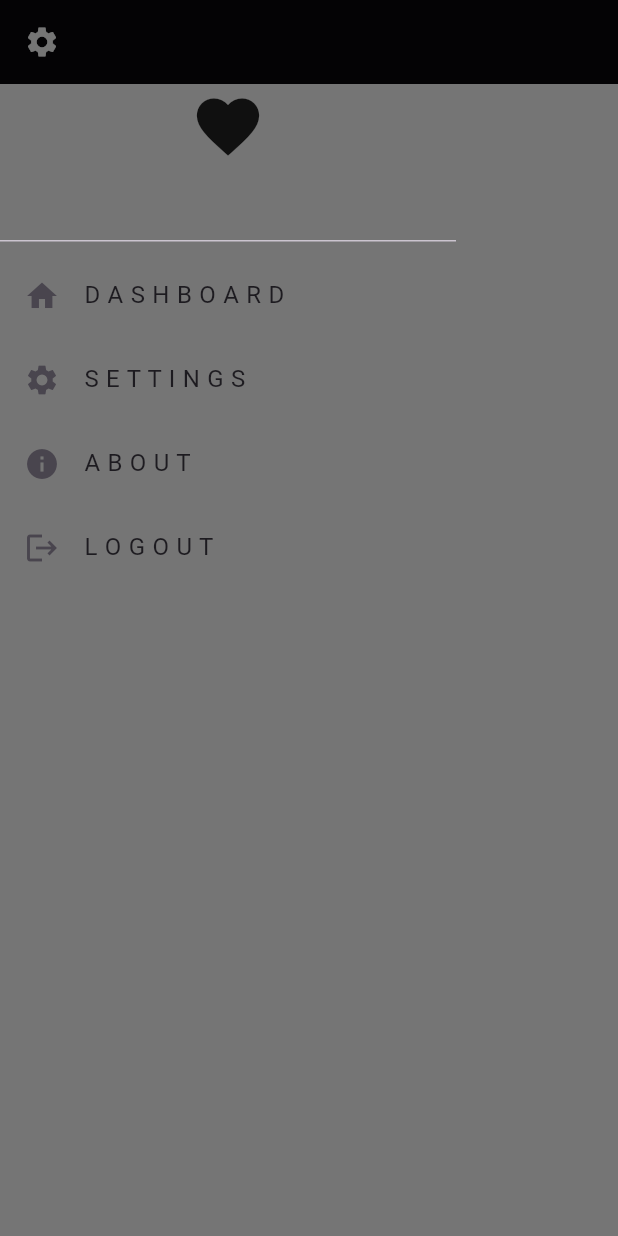
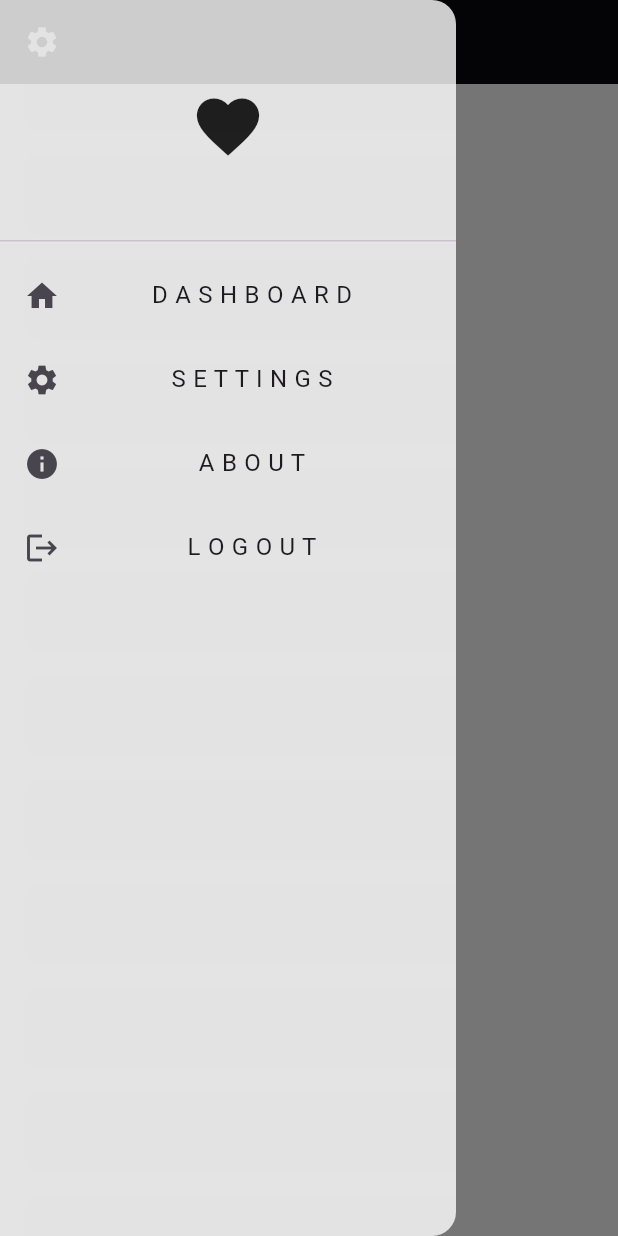
Before and after one commit to taherElzoghby27/responsive-adaptive-project, a Flutter app: the screen it shows after launch, scrolled down 576 dp, after a tap on the "settings" icon, on a phone screen of 412 x 824 dp. Run offline on Flutter 3.47's test engine with Material 3 defaults, Android fonts, the phone set to English and light mode, and no system bars.

Commit message:
refactor drawer items

```diff
--- a/lib/task1/widgets/custom_drawer.dart
+++ b/lib/task1/widgets/custom_drawer.dart
@@ -9,7 +9,7 @@ class CustomDrawer extends StatelessWidget {
   Widget build(BuildContext context) {
     return Drawer(
       elevation: 0,
-      backgroundColor: Colors.grey.withOpacity(0),
+      backgroundColor: Colors.white.withOpacity(.8),
       child: ListView(
         children: const [
           DrawerHeader(
--- a/lib/task1/widgets/custom_drawer_items.dart
+++ b/lib/task1/widgets/custom_drawer_items.dart
@@ -1,4 +1,6 @@
 import 'package:flutter/material.dart';
+
+import 'drawer_tile.dart';
 
 class CustomDrawerItems extends StatelessWidget {
   const CustomDrawerItems({super.key});
@@ -7,26 +9,22 @@ class CustomDrawerItems extends StatelessWidget {
   Widget build(BuildContext context) {
     return ListView(
       shrinkWrap: true,
-      children: [
-        ListTile(
-          leading: const Icon(Icons.home),
-          title: const Text('D A S H B O A R D'),
-          onTap: () {},
+      children: const [
+        DrawerTile(
+          icon: Icons.home,
+          title: 'D A S H B O A R D',
         ),
-        ListTile(
-          leading: const Icon(Icons.settings),
-          title: const Text('S E T T I N G S'),
-          onTap: () {},
+        DrawerTile(
+          icon: Icons.settings,
+          title: 'S E T T I N G S',
         ),
-        ListTile(
-          leading: const Icon(Icons.info),
-          title: const Text('A B O U T'),
-          onTap: () {},
+        DrawerTile(
+          icon: Icons.info,
+          title: 'A B O U T',
         ),
-        ListTile(
-          leading: const Icon(Icons.logout),
-          title: const Text('L O G O U T'),
-          onTap: () {},
+        DrawerTile(
+          icon: Icons.logout,
+          title: 'L O G O U T',
         ),
       ],
     );
--- /dev/null
+++ b/lib/task1/widgets/drawer_tile.dart
@@ -0,0 +1,18 @@
+import 'package:flutter/material.dart';
+
+class DrawerTile extends StatelessWidget {
+  const DrawerTile({super.key, required this.title, required this.icon});
+  final String title;
+  final IconData icon;
+  @override
+  Widget build(BuildContext context) {
+    return ListTile(
+      leading: Icon(icon),
+      title: FittedBox(
+        fit: BoxFit.scaleDown,
+        child: Text(title),
+      ),
+      onTap: () {},
+    );
+  }
+}
```
